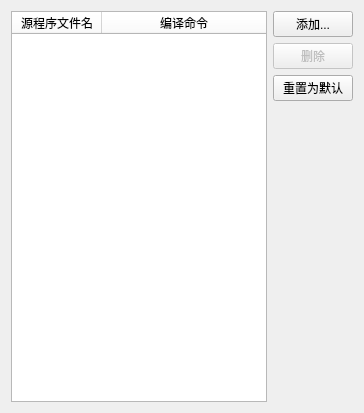
This is src/configure/compiler/compilertabwidget.ui in sxyzccr/CCR-Plus as Qt 5 draws it before an edit. The edited form follows.
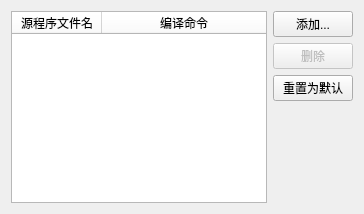
This is the edited form.

Diff of the .ui file:
```diff
--- a/src/configure/compiler/compilertabwidget.ui
+++ b/src/configure/compiler/compilertabwidget.ui
@@ -117,7 +117,7 @@
      <property name="sizeHint" stdset="0">
       <size>
        <width>20</width>
-       <height>301</height>
+       <height>40</height>
       </size>
      </property>
     </spacer>
```
